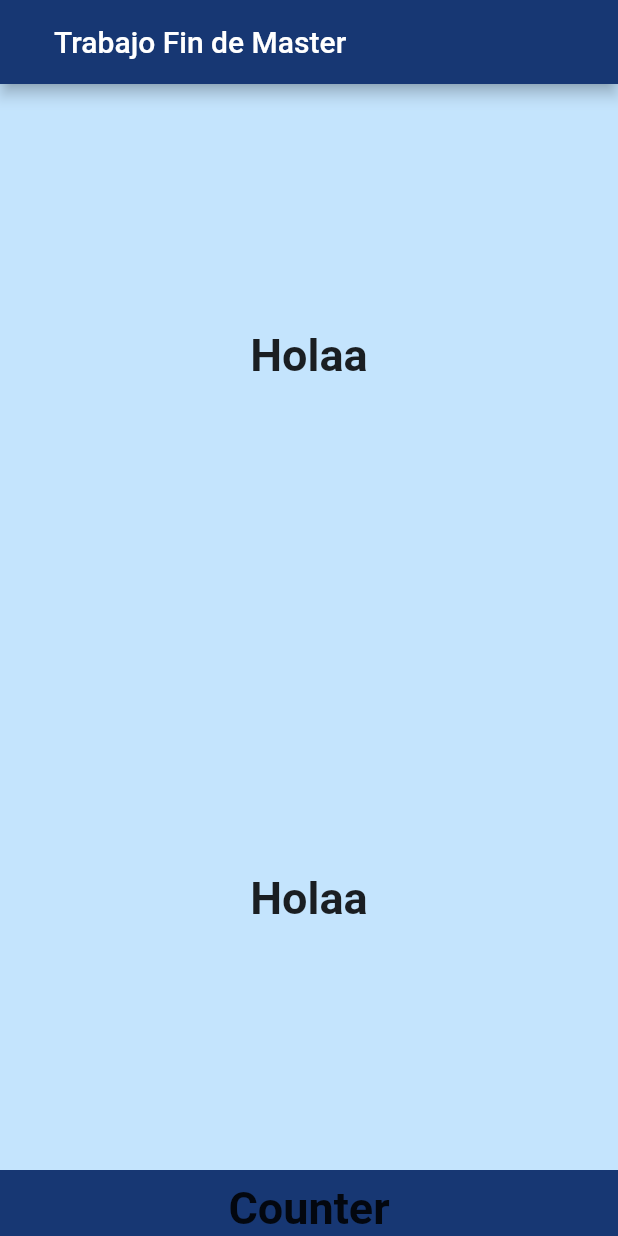
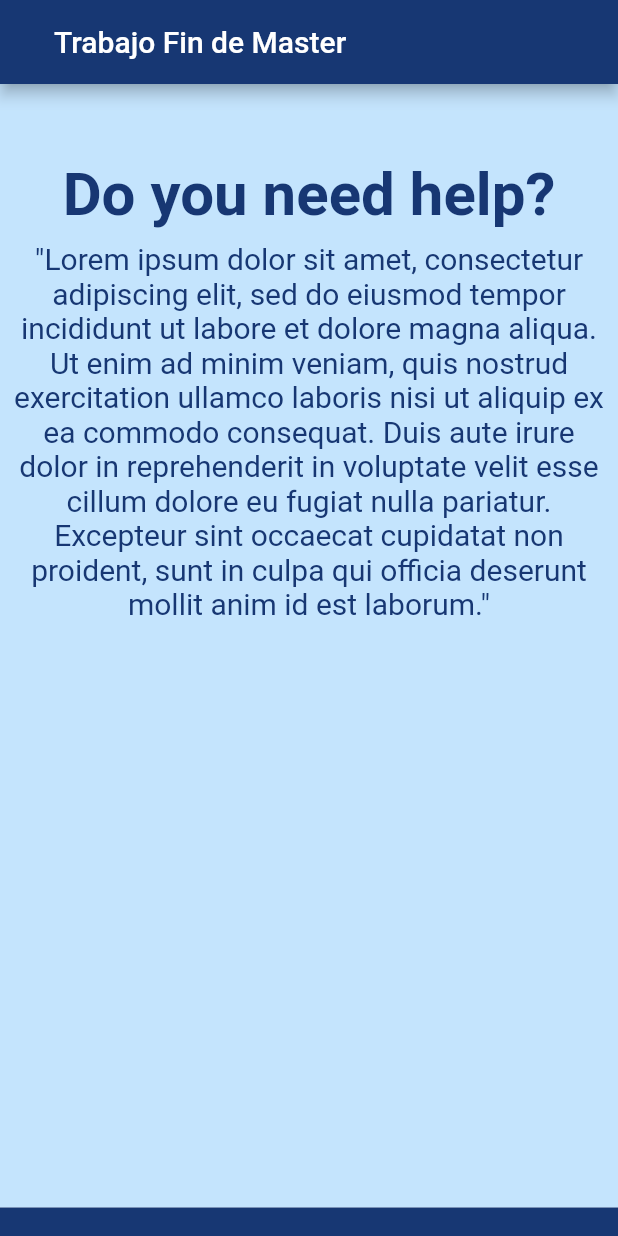
Before and after one commit to JavierAntonYuste/TFM, a Flutter app: the screen it shows after launch, on a phone screen of 412 x 824 dp. Run offline on Flutter 3.47's test engine with Material 2 defaults, Android fonts, the phone set to English and light mode, and no system bars; our stand-ins replace bloc, connectivity_plus, flutter_bloc; generated files the repository leaves out were written again; statements that could not run were skipped.

Commit message:
Added strings file and updated homescreen

```diff
--- /dev/null
+++ b/flutter_app/lib/constants/strings.dart
@@ -0,0 +1,7 @@
+String homeTitle = 'Do you need help?';
+String homeDescription =
+    '"Lorem ipsum dolor sit amet, consectetur adipiscing elit, sed do eiusmod tempor incididunt ut labore et dolore magna aliqua. Ut enim ad minim veniam, quis nostrud exercitation ullamco laboris nisi ut aliquip ex ea commodo consequat. Duis aute irure dolor in reprehenderit in voluptate velit esse cillum dolore eu fugiat nulla pariatur. Excepteur sint occaecat cupidatat non proident, sunt in culpa qui officia deserunt mollit anim id est laborum."';
+
+String wantMoreTitle = 'Want to know more?';
+String WantMoreDescription =
+    '"Lorem ipsum dolor sit amet, consectetur adipiscing elit, sed do eiusmod tempor incididunt ut labore et dolore magna aliqua. Ut enim ad minim veniam, quis nostrud exercitation ullamco laboris nisi ut aliquip ex ea commodo consequat. Duis aute irure dolor in reprehenderit in voluptate velit esse cillum dolore eu fugiat nulla pariatur. Excepteur sint occaecat cupidatat non proident, sunt in culpa qui officia deserunt mollit anim id est laborum."';
--- a/flutter_app/lib/presentation/screens/home_screen.dart
+++ b/flutter_app/lib/presentation/screens/home_screen.dart
@@ -1,40 +1,9 @@
 import 'package:flutter/material.dart';
+import 'package:flutter_app/widgets/home_widgets.dart';
 import 'package:flutter_bloc/flutter_bloc.dart';
 import 'package:flutter_app/constants/enums.dart';
 import 'package:flutter_app/logic/cubit/counter_cubit.dart';
 import 'package:flutter_app/logic/cubit/internet_cubit.dart';
-
-import 'dart:math' as math;
-
-import 'package:flutter_app/l10n/l10n.dart';
-
-Widget titlewidget = Container(
-  child: Column(
-    mainAxisAlignment: MainAxisAlignment.spaceAround,
-    children: <Widget>[
-      Padding(
-          padding: const EdgeInsets.all(8.0),
-          child: Text(
-            "Holaa",
-            style: TextStyle(
-              color: Colors.black87,
-              fontWeight: FontWeight.bold,
-              fontSize: 30,
-            ),
-          )),
-      Padding(
-          padding: const EdgeInsets.all(8.0),
-          child: Text(
-            "Holaa",
-            style: TextStyle(
-              color: Colors.black87,
-              fontWeight: FontWeight.bold,
-              fontSize: 30,
-            ),
-          )),
-    ],
-  ),
-);
 
 class HomeScreen extends StatefulWidget {
   HomeScreen({Key key, this.title, this.color}) : super(key: key);
@@ -49,7 +18,6 @@ class HomeScreen extends StatefulWidget {
 class _HomeScreenState extends State<HomeScreen> {
   @override
   Widget build(BuildContext context) {
-    final l10n = context.l10n;
     return Scaffold(
         appBar: AppBar(
             backgroundColor: widget.color,
@@ -63,37 +31,13 @@ class _HomeScreenState extends State<HomeScreen> {
                 delegate: SliverChildListDelegate([
               Container(
                 color: Color(0xF9C3E3FD),
-                height: (MediaQuery.of(context).size.height) - 100,
-                child: titlewidget,
+                height: (MediaQuery.of(context).size.height) - 75,
+                child: hometitle(context),
               ),
               Container(
                 color: Theme.of(context).primaryColor,
                 width: double.infinity,
-                child: Column(
-                  mainAxisAlignment: MainAxisAlignment.spaceAround,
-                  children: <Widget>[
-                    Padding(
-                        padding: const EdgeInsets.all(8.0),
-                        child: Text(
-                          l10n.counterAppBarTitle,
-                          style: TextStyle(
-                            color: Colors.black87,
-                            fontWeight: FontWeight.bold,
-                            fontSize: 30,
-                          ),
-                        )),
-                    Padding(
-                        padding: const EdgeInsets.all(8.0),
-                        child: Text(
-                          "Holaa",
-                          style: TextStyle(
-                            color: Colors.black87,
-                            fontWeight: FontWeight.bold,
-                            fontSize: 30,
-                          ),
-                        )),
-                  ],
-                ),
+                child: wantmore(context),
               )
             ]))
           ],
--- /dev/null
+++ b/flutter_app/lib/widgets/home_widgets.dart
@@ -0,0 +1,57 @@
+import 'package:flutter/material.dart';
+import 'package:flutter_app/constants/strings.dart' as s;
+
+Widget hometitle(BuildContext context) {
+  return Container(
+      child: Column(
+    children: <Widget>[
+      Padding(
+          padding: const EdgeInsets.only(top: 50),
+          child: Text(
+            s.homeTitle,
+            style: TextStyle(
+              color: Theme.of(context).primaryColor,
+              fontWeight: FontWeight.bold,
+              fontSize: 40,
+            ),
+          )),
+      Padding(
+          padding: const EdgeInsets.all(8),
+          child: Text(
+            s.homeDescription,
+            textAlign: TextAlign.center,
+            style: TextStyle(
+              color: Theme.of(context).primaryColor,
+              fontSize: 20,
+            ),
+          )),
+    ],
+  ));
+}
+
+Widget wantmore(BuildContext context) {
+  return Container(
+      child: Column(
+    children: <Widget>[
+      Padding(
+          padding: const EdgeInsets.only(top: 25, bottom: 25),
+          child: Text(
+            s.wantMoreTitle,
+            style: TextStyle(
+              color: Theme.of(context).secondaryHeaderColor,
+              fontWeight: FontWeight.bold,
+              fontSize: 40,
+            ),
+          )),
+      Padding(
+          padding: const EdgeInsets.all(8.0),
+          child: Text(
+            s.WantMoreDescription,
+            style: TextStyle(
+              color: Theme.of(context).secondaryHeaderColor,
+              fontSize: 20,
+            ),
+          )),
+    ],
+  ));
+}
```
